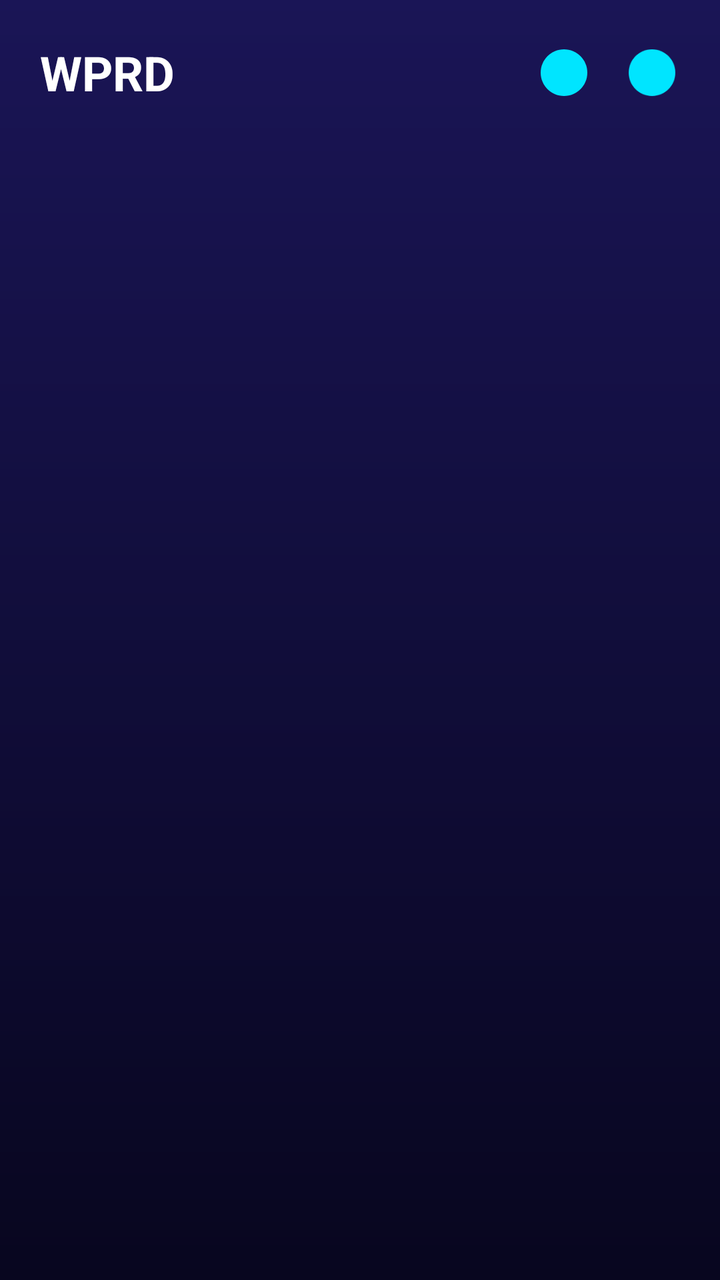
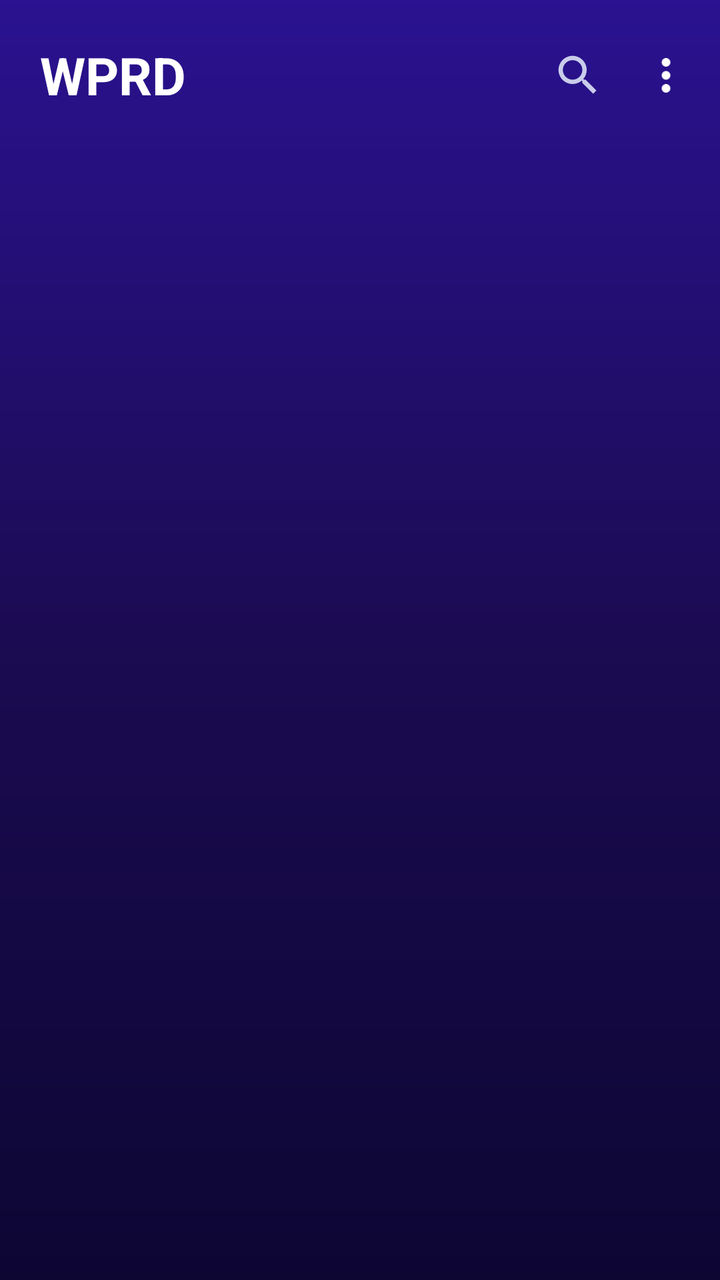

An Android layout rendered at two revisions. The XML below is the earlier revision; the diff shows what the commit changed to produce the second picture.
<!-- AndroidManifest.xml: application theme Theme.WPRD -->
<!-- res/layout/activity_main.xml -->
<?xml version="1.0" encoding="utf-8"?>
<androidx.constraintlayout.widget.ConstraintLayout xmlns:android="http://schemas.android.com/apk/res/android"
    xmlns:app="http://schemas.android.com/apk/res-auto"
    android:layout_width="match_parent"
    android:layout_height="match_parent"
    android:background="@drawable/bg_dark_gradient">

    
    <TextView
        android:id="@+id/tvAppBrand"
        android:layout_width="wrap_content"
        android:layout_height="wrap_content"
        android:layout_marginStart="20dp"
        android:layout_marginTop="20dp"
        android:text="WPRD"
        android:textColor="@color/text_white"
        android:textSize="24sp"
        android:textStyle="bold"
        app:layout_constraintStart_toStartOf="parent"
        app:layout_constraintTop_toTopOf="parent" />

    <ImageView
        android:id="@+id/btnSearch"
        android:layout_width="28dp"
        android:layout_height="28dp"
        android:layout_marginEnd="16dp"
        android:src="@drawable/ic_call"
        app:layout_constraintBottom_toBottomOf="@+id/tvAppBrand"
        app:layout_constraintEnd_toStartOf="@+id/btnSettingsMenu"
        app:layout_constraintTop_toTopOf="@+id/tvAppBrand" />

    <ImageView
        android:id="@+id/btnSettingsMenu"
        android:layout_width="28dp"
        android:layout_height="28dp"
        android:layout_marginEnd="20dp"
        android:src="@drawable/ic_video"
        app:layout_constraintBottom_toBottomOf="@+id/tvAppBrand"
        app:layout_constraintEnd_toEndOf="parent"
        app:layout_constraintTop_toTopOf="@+id/tvAppBrand" />

    
    <com.google.android.material.tabs.TabLayout
        android:id="@+id/tabLayoutMain"
        android:layout_width="match_parent"
        android:layout_height="48dp"
        android:layout_marginTop="12dp"
        android:background="@android:color/transparent"
        app:layout_constraintTop_toBottomOf="@+id/tvAppBrand"
        app:tabIndicatorColor="@color/cyan_neon"
        app:tabSelectedTextColor="@color/cyan_neon"
        app:tabTextColor="@color/text_secondary" />

    
    <androidx.viewpager2.widget.ViewPager2
        android:id="@+id/viewPagerMain"
        android:layout_width="match_parent"
        android:layout_height="0dp"
        app:layout_constraintBottom_toBottomOf="parent"
        app:layout_constraintTop_toBottomOf="@+id/tabLayoutMain" />

</androidx.constraintlayout.widget.ConstraintLayout>
<!-- resources referenced by this layout -->
<resources>
  <color name="cyan_neon">#00E5FF</color>
  <color name="text_secondary">#9FA4C4</color>
  <color name="text_white">#FFFFFF</color>
  <!-- drawable bg_dark_gradient (drawable) -->
  <?xml version="1.0" encoding="utf-8"?>
  <shape xmlns:android="http://schemas.android.com/apk/res/android">
      <gradient
          android:angle="270"
          android:endColor="#08061F"
          android:startColor="#1A1556"
          android:type="linear" />
  </shape>
  <!-- drawable ic_call (drawable) -->
  <?xml version="1.0" encoding="utf-8"?>
  <vector xmlns:android="http://schemas.android.com/apk/res/android"
      android:width="24dp"
      android:height="24dp"
      android:viewportWidth="24"
      android:viewportHeight="24">
      <path
          android:fillColor="#00E5FF"
          android:pathData="M12,2C6.48,2 2,6.48 2,12s4.48,10 10,10 10,-4.48 10,-10S17.52,2 12,2z" />
  </vector>
  <!-- drawable ic_video (drawable) -->
  <?xml version="1.0" encoding="utf-8"?>
  <vector xmlns:android="http://schemas.android.com/apk/res/android"
      android:width="24dp"
      android:height="24dp"
      android:viewportWidth="24"
      android:viewportHeight="24">
      <path
          android:fillColor="#00E5FF"
          android:pathData="M12,2C6.48,2 2,6.48 2,12s4.48,10 10,10 10,-4.48 10,-10S17.52,2 12,2z" />
  </vector>
  <style name="Theme.WPRD" parent="Theme.MaterialComponents.DayNight.NoActionBar">
          <item name="colorPrimary">@color/cyan_neon</item>
          <item name="colorPrimaryVariant">@color/navy_primary</item>
          <item name="colorOnPrimary">@color/navy_dark</item>
          <item name="android:statusBarColor">@color/navy_dark</item>
          <item name="android:navigationBarColor">@color/navy_dark</item>
          <item name="android:windowBackground">@color/navy_dark</item>
      </style>
  <color name="navy_primary">#0F0C38</color>
  <color name="navy_dark">#08061F</color>
</resources>

<!-- the commit's change to res/layout/activity_main.xml (unified diff, before → after) -->
@@ -14,27 +14,29 @@
         android:layout_marginTop="20dp"
         android:text="WPRD"
         android:textColor="@color/text_white"
-        android:textSize="24sp"
+        android:textSize="26sp"
         android:textStyle="bold"
         app:layout_constraintStart_toStartOf="parent"
         app:layout_constraintTop_toTopOf="parent" />
 
     <ImageView
         android:id="@+id/btnSearch"
-        android:layout_width="28dp"
-        android:layout_height="28dp"
-        android:layout_marginEnd="16dp"
-        android:src="@drawable/ic_call"
+        android:layout_width="26dp"
+        android:layout_height="26dp"
+        android:layout_marginEnd="18dp"
+        android:src="@drawable/ic_search"
+        android:contentDescription="Search"
         app:layout_constraintBottom_toBottomOf="@+id/tvAppBrand"
         app:layout_constraintEnd_toStartOf="@+id/btnSettingsMenu"
         app:layout_constraintTop_toTopOf="@+id/tvAppBrand" />
 
     <ImageView
         android:id="@+id/btnSettingsMenu"
-        android:layout_width="28dp"
-        android:layout_height="28dp"
-        android:layout_marginEnd="20dp"
-        android:src="@drawable/ic_video"
+        android:layout_width="26dp"
+        android:layout_height="26dp"
+        android:layout_marginEnd="14dp"
+        android:src="@drawable/ic_more_vert"
+        android:contentDescription="Settings"
         app:layout_constraintBottom_toBottomOf="@+id/tvAppBrand"
         app:layout_constraintEnd_toEndOf="parent"
         app:layout_constraintTop_toTopOf="@+id/tvAppBrand" />
@@ -48,6 +50,7 @@
         android:background="@android:color/transparent"
         app:layout_constraintTop_toBottomOf="@+id/tvAppBrand"
         app:tabIndicatorColor="@color/cyan_neon"
+        app:tabIndicatorHeight="3dp"
         app:tabSelectedTextColor="@color/cyan_neon"
         app:tabTextColor="@color/text_secondary" />
 
<!-- resource entries referenced after the edit -->
@@ -1,38 +1,26 @@
 <!-- resources referenced by this layout -->
 <resources>
-  <color name="cyan_neon">#00E5FF</color>
-  <color name="text_secondary">#9FA4C4</color>
+  <color name="cyan_neon">#29D8F0</color>
+  <color name="text_secondary">#A7A9CC</color>
   <color name="text_white">#FFFFFF</color>
   <!-- drawable bg_dark_gradient (drawable) -->
   <?xml version="1.0" encoding="utf-8"?>
   <shape xmlns:android="http://schemas.android.com/apk/res/android">
-      <gradient
-          android:angle="270"
-          android:endColor="#08061F"
-          android:startColor="#1A1556"
-          android:type="linear" />
+      <gradient android:angle="270" android:startColor="#2A1290" android:centerColor="#1B0B52" android:endColor="#0D0633" android:type="linear" />
   </shape>
-  <!-- drawable ic_call (drawable) -->
+  <!-- drawable ic_more_vert (drawable) -->
   <?xml version="1.0" encoding="utf-8"?>
   <vector xmlns:android="http://schemas.android.com/apk/res/android"
-      android:width="24dp"
-      android:height="24dp"
-      android:viewportWidth="24"
-      android:viewportHeight="24">
-      <path
-          android:fillColor="#00E5FF"
-          android:pathData="M12,2C6.48,2 2,6.48 2,12s4.48,10 10,10 10,-4.48 10,-10S17.52,2 12,2z" />
+      android:width="24dp" android:height="24dp"
+      android:viewportWidth="24" android:viewportHeight="24">
+      <path android:fillColor="#FFFFFF" android:pathData="M12,8C13.1,8 14,7.1 14,6C14,4.9 13.1,4 12,4C10.9,4 10,4.9 10,6C10,7.1 10.9,8 12,8ZM12,10C10.9,10 10,10.9 10,12C10,13.1 10.9,14 12,14C13.1,14 14,13.1 14,12C14,10.9 13.1,10 12,10ZM12,16C10.9,16 10,16.9 10,18C10,19.1 10.9,20 12,20C13.1,20 14,19.1 14,18C14,16.9 13.1,16 12,16Z"/>
   </vector>
-  <!-- drawable ic_video (drawable) -->
+  <!-- drawable ic_search (drawable) -->
   <?xml version="1.0" encoding="utf-8"?>
   <vector xmlns:android="http://schemas.android.com/apk/res/android"
-      android:width="24dp"
-      android:height="24dp"
-      android:viewportWidth="24"
-      android:viewportHeight="24">
-      <path
-          android:fillColor="#00E5FF"
-          android:pathData="M12,2C6.48,2 2,6.48 2,12s4.48,10 10,10 10,-4.48 10,-10S17.52,2 12,2z" />
+      android:width="24dp" android:height="24dp"
+      android:viewportWidth="24" android:viewportHeight="24">
+      <path android:fillColor="#C9CCEA" android:pathData="M15.5,14H14.71L14.43,13.73C15.41,12.59 16,11.11 16,9.5C16,5.91 13.09,3 9.5,3C5.91,3 3,5.91 3,9.5C3,13.09 5.91,16 9.5,16C11.11,16 12.59,15.41 13.73,14.43L14,14.71V15.5L19,20.49L20.49,19L15.5,14ZM9.5,14C7.01,14 5,11.99 5,9.5C5,7.01 7.01,5 9.5,5C11.99,5 14,7.01 14,9.5C14,11.99 11.99,14 9.5,14Z"/>
   </vector>
   <style name="Theme.WPRD" parent="Theme.MaterialComponents.DayNight.NoActionBar">
           <item name="colorPrimary">@color/cyan_neon</item>
@@ -42,7 +30,7 @@
           <item name="android:navigationBarColor">@color/navy_dark</item>
           <item name="android:windowBackground">@color/navy_dark</item>
       </style>
-  <color name="navy_primary">#0F0C38</color>
-  <color name="navy_dark">#08061F</color>
+  <color name="navy_primary">#1B0B52</color>
+  <color name="navy_dark">#0D0633</color>
 </resources>
 
